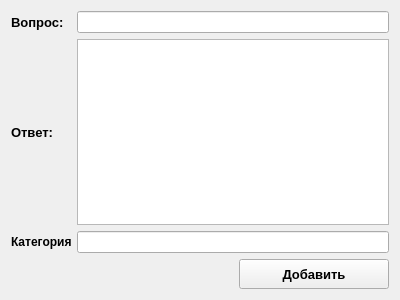
Before: the Qt Designer form ui/card_dialog.ui in roms140/PyQt_project, drawn with Qt 5.
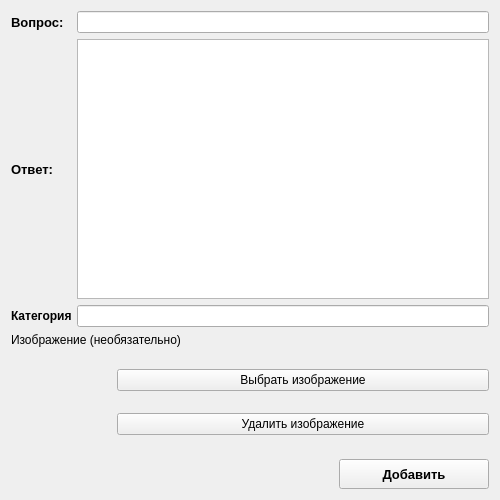
After: the same form once the commit is applied.

Commit message: Add image attachment to flashcards

Patch:
```diff
--- a/ui/card_dialog.ui
+++ b/ui/card_dialog.ui
@@ -6,8 +6,8 @@
    <rect>
     <x>0</x>
     <y>0</y>
-    <width>400</width>
-    <height>300</height>
+    <width>500</width>
+    <height>500</height>
    </rect>
   </property>
   <property name="sizePolicy">
@@ -18,20 +18,20 @@
   </property>
   <property name="minimumSize">
    <size>
-    <width>400</width>
-    <height>300</height>
+    <width>500</width>
+    <height>500</height>
    </size>
   </property>
   <property name="maximumSize">
    <size>
-    <width>400</width>
-    <height>300</height>
+    <width>500</width>
+    <height>500</height>
    </size>
   </property>
   <property name="windowTitle">
    <string>Добавление карты</string>
   </property>
-  <layout class="QVBoxLayout" name="verticalLayout" stretch="1,5,1,1">
+  <layout class="QVBoxLayout" name="verticalLayout">
    <item>
     <layout class="QHBoxLayout" name="horizontalLayout">
      <item>
@@ -129,6 +129,54 @@
      </item>
     </layout>
    </item>
+   <item>
+    <widget class="QLabel" name="titleImageLabel">
+     <property name="text">
+      <string>Изображение (необязательно)</string>
+     </property>
+    </widget>
+   </item>
+   <item>
+    <layout class="QHBoxLayout" name="horizontalLayout_5">
+     <item>
+      <widget class="QLabel" name="imageLabel">
+       <property name="minimumSize">
+        <size>
+         <width>100</width>
+         <height>100</height>
+        </size>
+       </property>
+       <property name="maximumSize">
+        <size>
+         <width>100</width>
+         <height>100</height>
+        </size>
+       </property>
+       <property name="text">
+        <string/>
+       </property>
+      </widget>
+     </item>
+     <item>
+      <layout class="QVBoxLayout" name="verticalLayout_2">
+       <item>
+        <widget class="QPushButton" name="chooseImageButton">
+         <property name="text">
+          <string>Выбрать изображение</string>
+         </property>
+        </widget>
+       </item>
+       <item>
+        <widget class="QPushButton" name="deleteImageButton">
+         <property name="text">
+          <string>Удалить изображение</string>
+         </property>
+        </widget>
+       </item>
+      </layout>
+     </item>
+    </layout>
+   </item>
    <item>
     <layout class="QHBoxLayout" name="horizontalLayout_4">
      <item>
```
The commit also changes 6 other files.
